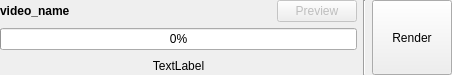
This is assets/ui/VideoItemWidget.ui in wongselent/wml as Qt 5 draws it before an edit. The edited form follows.
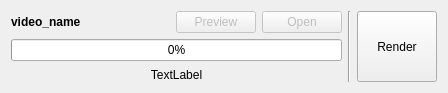
This is the edited form.

Patch:
```diff
--- a/assets/ui/VideoItemWidget.ui
+++ b/assets/ui/VideoItemWidget.ui
@@ -6,49 +6,28 @@
    <rect>
     <x>0</x>
     <y>0</y>
-    <width>452</width>
-    <height>75</height>
+    <width>448</width>
+    <height>93</height>
    </rect>
   </property>
-  <property name="minimumSize">
-   <size>
-    <width>0</width>
-    <height>75</height>
-   </size>
-  </property>
   <property name="windowTitle">
    <string>Form</string>
   </property>
   <layout class="QGridLayout" name="gridLayout">
-   <property name="leftMargin">
-    <number>0</number>
-   </property>
-   <property name="topMargin">
-    <number>0</number>
-   </property>
-   <property name="rightMargin">
-    <number>0</number>
-   </property>
-   <property name="bottomMargin">
-    <number>0</number>
-   </property>
-   <item row="0" column="2" rowspan="2">
+   <item row="0" column="3" rowspan="2">
     <widget class="Line" name="line">
      <property name="orientation">
       <enum>Qt::Vertical</enum>
      </property>
     </widget>
    </item>
-   <item row="0" column="3" rowspan="2">
-    <widget class="QPushButton" name="render_button">
-     <property name="sizePolicy">
-      <sizepolicy hsizetype="Preferred" vsizetype="Preferred">
-       <horstretch>0</horstretch>
-       <verstretch>0</verstretch>
-      </sizepolicy>
+   <item row="0" column="1">
+    <widget class="QPushButton" name="preview_button">
+     <property name="enabled">
+      <bool>false</bool>
      </property>
      <property name="text">
-      <string>Render</string>
+      <string>Preview</string>
      </property>
     </widget>
    </item>
@@ -71,17 +50,30 @@
      </property>
     </widget>
    </item>
-   <item row="0" column="1">
-    <widget class="QPushButton" name="preview_button">
+   <item row="0" column="4" rowspan="2">
+    <widget class="QPushButton" name="render_button">
+     <property name="sizePolicy">
+      <sizepolicy hsizetype="Preferred" vsizetype="Preferred">
+       <horstretch>0</horstretch>
+       <verstretch>0</verstretch>
+      </sizepolicy>
+     </property>
+     <property name="text">
+      <string>Render</string>
+     </property>
+    </widget>
+   </item>
+   <item row="0" column="2">
+    <widget class="QPushButton" name="open_button">
      <property name="enabled">
       <bool>false</bool>
      </property>
      <property name="text">
-      <string>Preview</string>
+      <string>Open</string>
      </property>
     </widget>
    </item>
-   <item row="1" column="0" colspan="2">
+   <item row="1" column="0" colspan="3">
     <layout class="QVBoxLayout" name="verticalLayout">
      <item>
       <widget class="QProgressBar" name="render_progressbar">
```
